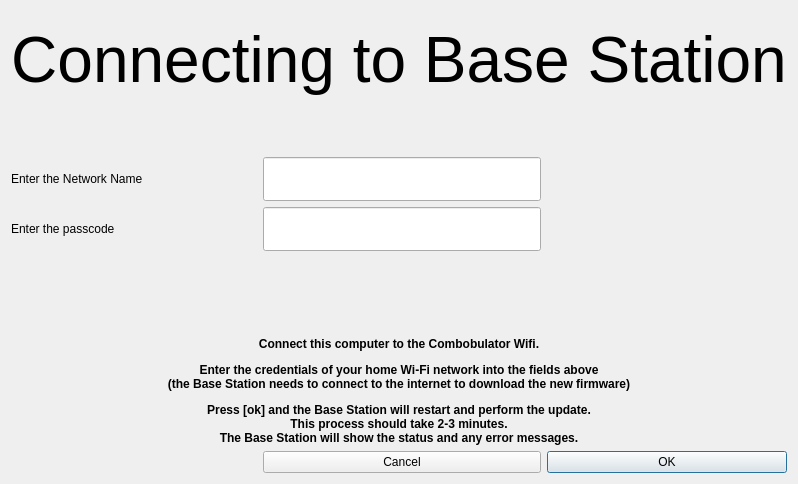
Before: the Qt Designer form OtaWindow.ui in rmick/Combobulator, drawn with Qt 5.
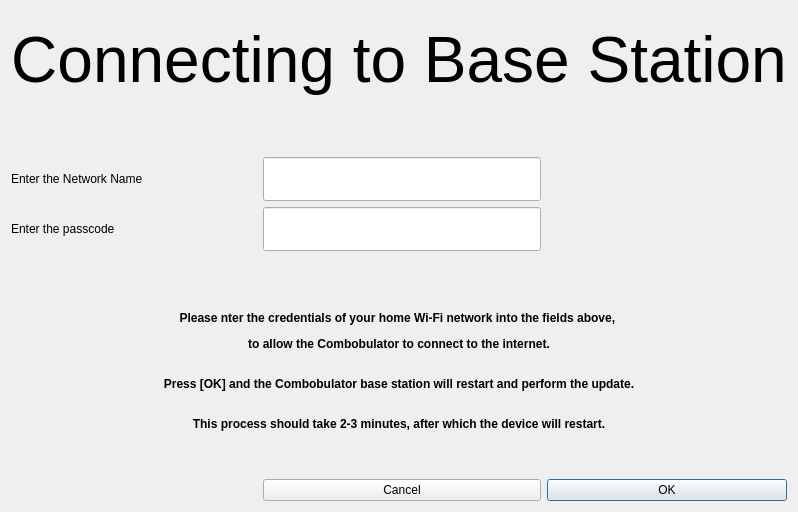
After: the same form once the commit is applied.

What changed in the file:
```diff
--- a/OtaWindow.ui
+++ b/OtaWindow.ui
@@ -7,7 +7,7 @@
     <x>0</x>
     <y>0</y>
     <width>640</width>
-    <height>480</height>
+    <height>512</height>
    </rect>
   </property>
   <property name="windowTitle">
@@ -165,7 +165,7 @@
    <item row="4" column="0" colspan="4">
     <widget class="QLabel" name="label">
      <property name="text">
-      <string>&lt;html&gt;&lt;head/&gt;&lt;body&gt;&lt;p align=&quot;center&quot;&gt;&lt;br/&gt;&lt;/p&gt;&lt;p align=&quot;center&quot;&gt;&lt;br/&gt;&lt;/p&gt;&lt;p align=&quot;center&quot;&gt;&lt;span style=&quot; font-weight:600;&quot;&gt;Connect this computer to the Combobulator Wifi.&lt;/span&gt;&lt;/p&gt;&lt;p align=&quot;center&quot;&gt;&lt;span style=&quot; font-weight:600;&quot;&gt;Enter the credentials of your home Wi-Fi network into the fields above&lt;br/&gt;(the Base Station needs to connect to the internet to download the new firmware)&lt;/span&gt;&lt;/p&gt;&lt;p align=&quot;center&quot;&gt;&lt;span style=&quot; font-weight:600;&quot;&gt;Press [ok] and the Base Station will restart and perform the update.&lt;br/&gt;This process should take 2-3 minutes.&lt;br/&gt;The Base Station will show the status and any error messages.&lt;/span&gt;&lt;/p&gt;&lt;/body&gt;&lt;/html&gt;</string>
+      <string>&lt;html&gt;&lt;head/&gt;&lt;body&gt;&lt;p align=&quot;center&quot;&gt;&lt;br/&gt;&lt;br/&gt;&lt;/p&gt;&lt;p align=&quot;center&quot;&gt;&lt;span style=&quot; font-weight:600;&quot;&gt;Please nter the credentials of your home Wi-Fi network into the fields above, &lt;/span&gt;&lt;/p&gt;&lt;p align=&quot;center&quot;&gt;&lt;span style=&quot; font-weight:600;&quot;&gt;to allow the Combobulator to connect to the internet.&lt;br/&gt;&lt;/span&gt;&lt;/p&gt;&lt;p align=&quot;center&quot;&gt;&lt;span style=&quot; font-weight:600;&quot;&gt;Press [OK] and the Combobulator base station will restart and perform the update.&lt;/span&gt;&lt;/p&gt;&lt;p align=&quot;center&quot;&gt;&lt;span style=&quot; font-weight:600;&quot;&gt;&lt;br/&gt;This process should take 2-3 minutes, after which the device will restart.&lt;br/&gt;&lt;br/&gt;&lt;/span&gt;&lt;/p&gt;&lt;/body&gt;&lt;/html&gt;</string>
      </property>
     </widget>
    </item>
```
Left out of the diff: 2 changed lines with no effect on the pictures.
